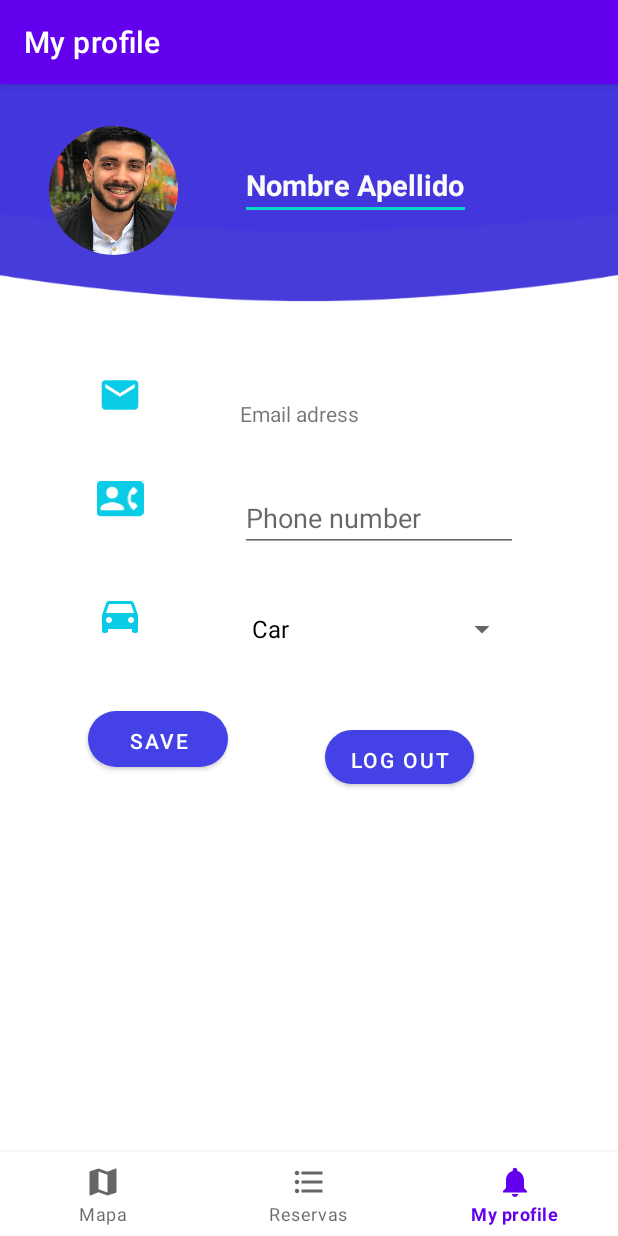
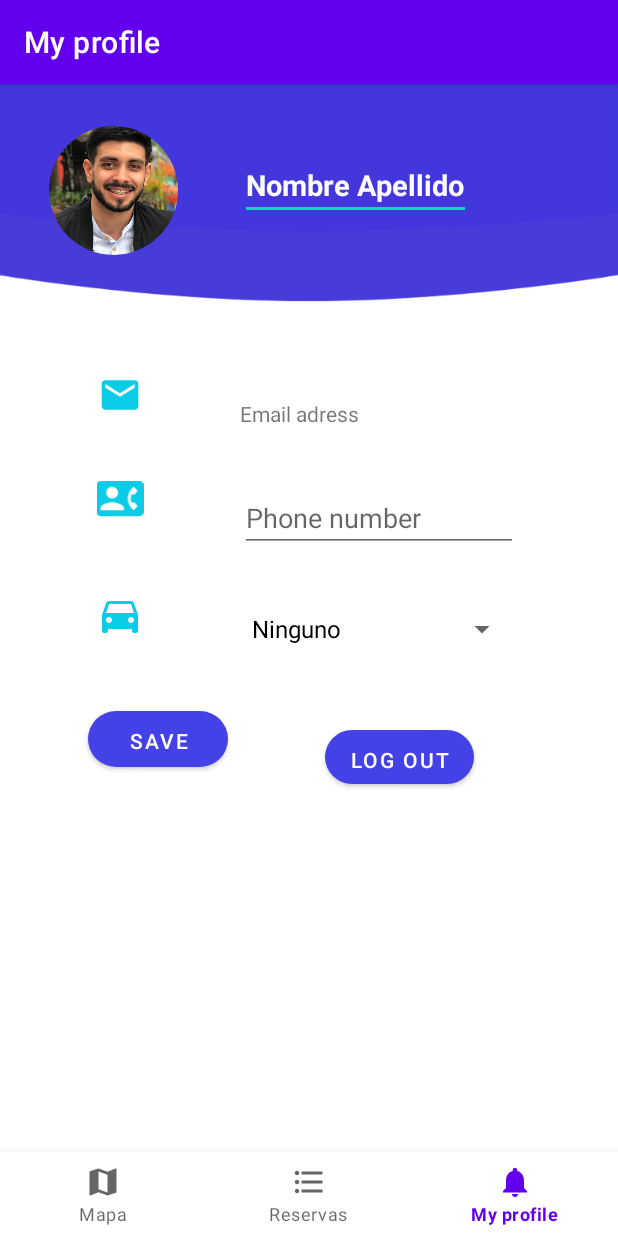
Before and after one commit to EzeCasella/parkapp-android, an Android app: the PerfilFragment screen opened through its navigation route, on a phone screen of 412 x 824 dp. Run offline under Robolectric (Android 15) with nearby library versions, the phone set to English and light mode, and no system bars; our stand-ins replace CircleImageView, Firebase (no records; nobody signed in at launch, a user with empty details on screens opened directly), navigation-ui; 4 statements that could not run were skipped.

Commit message:
Se agrega vehiculo nulo por defecto "Ninguno"

```diff
--- a/app/src/main/res/values/strings.xml
+++ b/app/src/main/res/values/strings.xml
@@ -26,6 +26,7 @@
 
     <!-- Array del spinner de perfil -->
     <string-array name="Vehiculos">
+        <item>Ninguno</item>
         <item>Car</item>
         <item>Motorcycle</item>
         <item>Bike</item>
```
